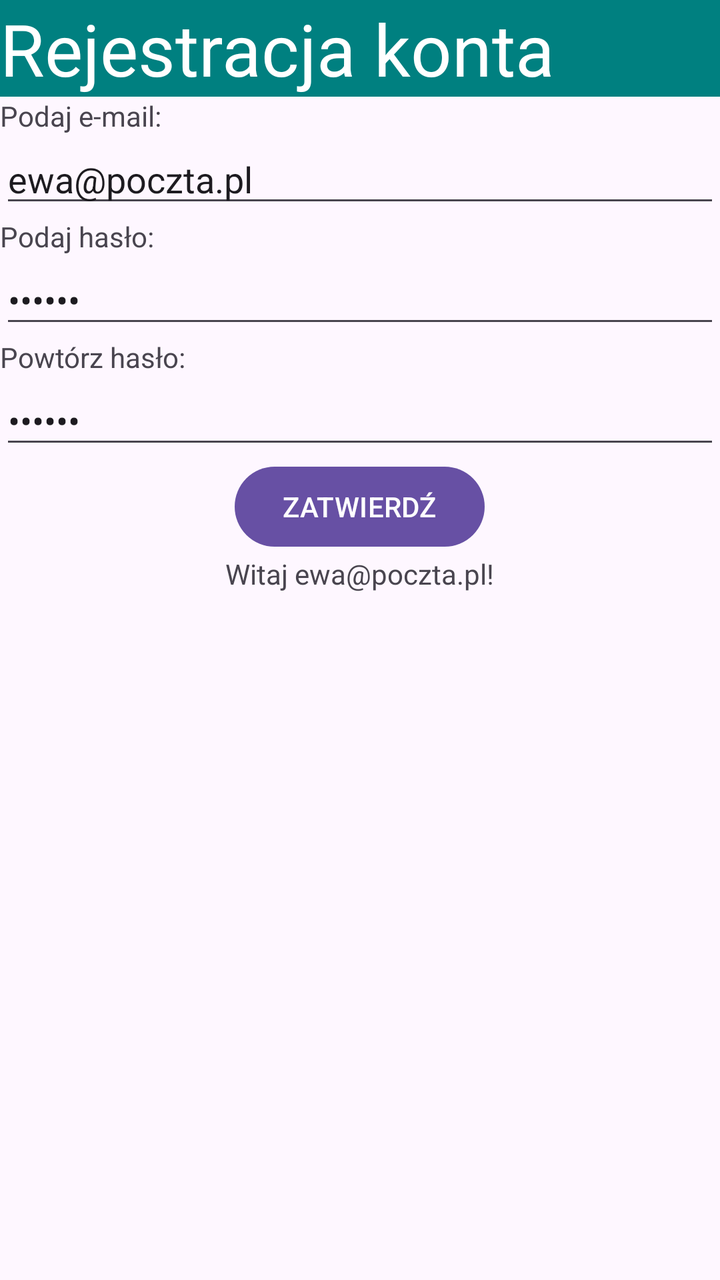
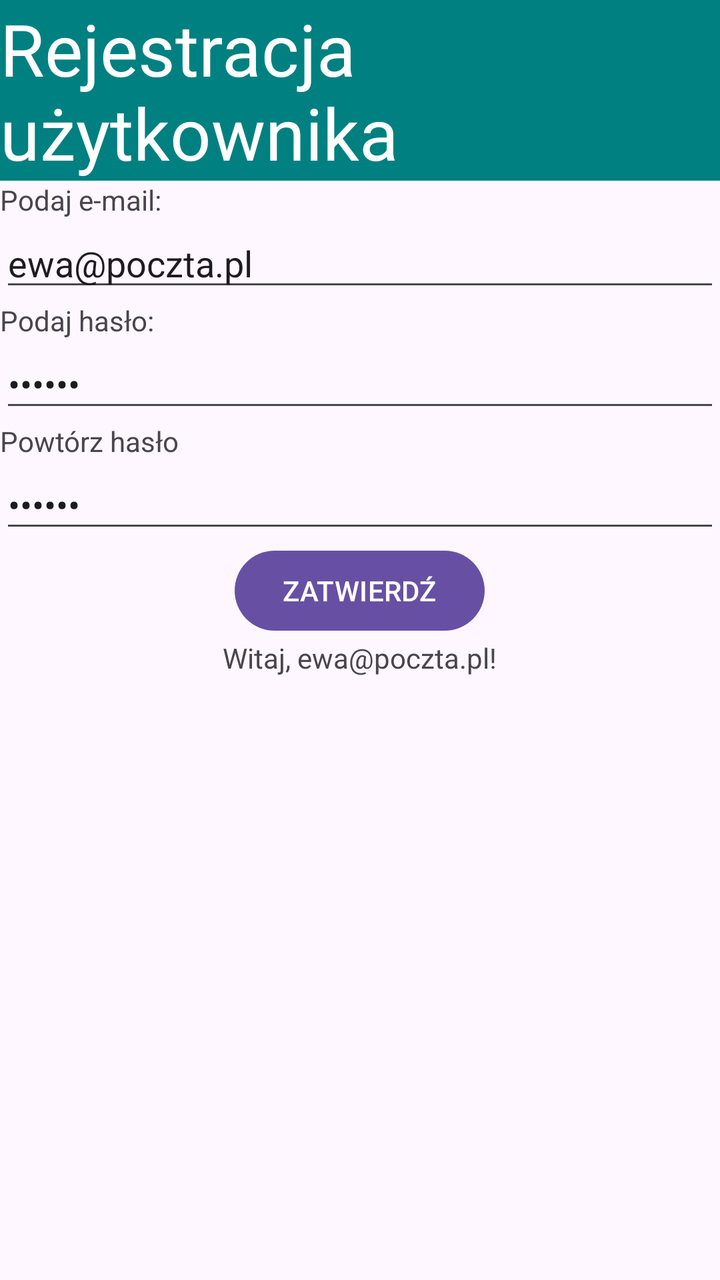

Two renders of the same Android screen: before a commit and after it. Below are the layout's source before the change and the commit's diff.
<!-- AndroidManifest.xml: application theme Theme.LinearLayout -->
<!-- res/layout/activity_main.xml -->
<?xml version="1.0" encoding="utf-8"?>
<LinearLayout xmlns:android="http://schemas.android.com/apk/res/android"
    xmlns:tools="http://schemas.android.com/tools"
    android:id="@+id/main"
    android:layout_width="match_parent"
    android:layout_height="match_parent"
    android:orientation="vertical"
    tools:context=".MainActivity">


    <TextView
        android:id="@+id/textView2"
        android:layout_width="match_parent"
        android:layout_height="wrap_content"
        android:background="#008080"
        android:text="Rejestracja konta"
        android:textColor="#FFFFFF"
        android:textSize="36sp" />

    <TextView
        android:id="@+id/textView3"
        android:layout_width="match_parent"
        android:layout_height="wrap_content"
        android:text="Podaj e-mail:" />

    <EditText
        android:id="@+id/editTextTextEmailAddress"
        android:layout_width="match_parent"
        android:layout_height="wrap_content"
        android:ems="10"
        android:inputType="textEmailAddress"
        android:text="ewa@poczta.pl" />

    <TextView
        android:id="@+id/textView4"
        android:layout_width="match_parent"
        android:layout_height="wrap_content"
        android:text="Podaj hasło:" />

    <EditText
        android:id="@+id/editTextTextPassword"
        android:layout_width="match_parent"
        android:layout_height="wrap_content"
        android:ems="10"
        android:inputType="textPassword"
        android:text="123456" />

    <TextView
        android:id="@+id/textView5"
        android:layout_width="match_parent"
        android:layout_height="wrap_content"
        android:text="Powtórz hasło:" />

    <EditText
        android:id="@+id/editTextTextPassword2"
        android:layout_width="match_parent"
        android:layout_height="wrap_content"
        android:ems="10"
        android:inputType="textPassword"
        android:text="123456" />

    <Button
        android:id="@+id/button"
        android:layout_width="wrap_content"
        android:layout_height="wrap_content"
        android:layout_gravity="center_horizontal"
        android:text="ZATWIERDŹ" />

    <TextView
        android:id="@+id/textView6"
        android:layout_width="wrap_content"
        android:layout_height="wrap_content"
        android:layout_gravity="center_horizontal"
        android:text="Witaj ewa@poczta.pl!" />
</LinearLayout>
<!-- resources referenced by this layout -->
<resources>
  <style name="Theme.LinearLayout" parent="Base.Theme.LinearLayout" />
  <style name="Base.Theme.LinearLayout" parent="Theme.Material3.DayNight.NoActionBar">
          
          
      </style>
</resources>

<!-- the commit's change to res/layout/activity_main.xml (unified diff, before → after) -->
@@ -9,67 +9,67 @@
 
 
     <TextView
-        android:id="@+id/textView2"
+        android:id="@+id/tvHeader"
         android:layout_width="match_parent"
         android:layout_height="wrap_content"
         android:background="#008080"
-        android:text="Rejestracja konta"
+        android:text="@string/tv_header"
         android:textColor="#FFFFFF"
         android:textSize="36sp" />
 
     <TextView
-        android:id="@+id/textView3"
+        android:id="@+id/tvEmail"
         android:layout_width="match_parent"
         android:layout_height="wrap_content"
-        android:text="Podaj e-mail:" />
+        android:text="@string/tv_email" />
 
     <EditText
-        android:id="@+id/editTextTextEmailAddress"
+        android:id="@+id/etEmail"
         android:layout_width="match_parent"
         android:layout_height="wrap_content"
         android:ems="10"
         android:inputType="textEmailAddress"
-        android:text="ewa@poczta.pl" />
+        android:text="@string/et_email" />
 
     <TextView
-        android:id="@+id/textView4"
+        android:id="@+id/tvPassword"
         android:layout_width="match_parent"
         android:layout_height="wrap_content"
-        android:text="Podaj hasło:" />
+        android:text="@string/tv_password" />
 
     <EditText
-        android:id="@+id/editTextTextPassword"
+        android:id="@+id/etPassword"
         android:layout_width="match_parent"
         android:layout_height="wrap_content"
         android:ems="10"
         android:inputType="textPassword"
-        android:text="123456" />
+        android:text="@string/et_password" />
 
     <TextView
-        android:id="@+id/textView5"
+        android:id="@+id/tvRepeat"
         android:layout_width="match_parent"
         android:layout_height="wrap_content"
-        android:text="Powtórz hasło:" />
+        android:text="@string/tv_repeat" />
 
     <EditText
-        android:id="@+id/editTextTextPassword2"
+        android:id="@+id/etRepeat"
         android:layout_width="match_parent"
         android:layout_height="wrap_content"
         android:ems="10"
         android:inputType="textPassword"
-        android:text="123456" />
+        android:text="@string/et_repeat" />
 
     <Button
-        android:id="@+id/button"
+        android:id="@+id/btnAccept"
         android:layout_width="wrap_content"
         android:layout_height="wrap_content"
         android:layout_gravity="center_horizontal"
-        android:text="ZATWIERDŹ" />
+        android:text="@string/btn_accept" />
 
     <TextView
-        android:id="@+id/textView6"
+        android:id="@+id/tvGreet"
         android:layout_width="wrap_content"
         android:layout_height="wrap_content"
         android:layout_gravity="center_horizontal"
-        android:text="Witaj ewa@poczta.pl!" />
+        android:text="@string/tv_greet" />
 </LinearLayout>
<!-- resource entries referenced after the edit -->
@@ -1,5 +1,14 @@
 <!-- resources referenced by this layout -->
 <resources>
+  <string name="btn_accept">ZATWIERDŹ</string>
+  <string name="et_email">ewa@poczta.pl</string>
+  <string name="et_password">123456</string>
+  <string name="et_repeat">123456</string>
+  <string name="tv_email">Podaj e-mail:</string>
+  <string name="tv_greet">Witaj, ewa@poczta.pl!</string>
+  <string name="tv_header">Rejestracja użytkownika</string>
+  <string name="tv_password">Podaj hasło:</string>
+  <string name="tv_repeat">Powtórz hasło</string>
   <style name="Theme.LinearLayout" parent="Base.Theme.LinearLayout" />
   <style name="Base.Theme.LinearLayout" parent="Theme.Material3.DayNight.NoActionBar">
           
